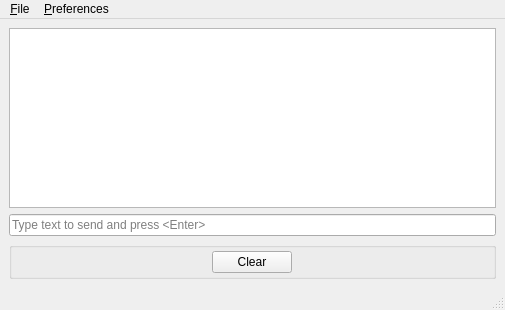
Old version of the form picokeyer.ui in the repository guitarpicva/PicoKeyerTerminal.
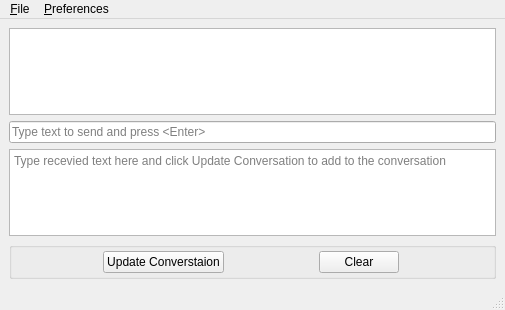
New version of the form.

Commit message: added copied text area to add to the conversation view

Diff of the .ui file:
```diff
--- a/picokeyer.ui
+++ b/picokeyer.ui
@@ -38,6 +38,13 @@
       </property>
      </widget>
     </item>
+    <item>
+     <widget class="QPlainTextEdit" name="plainTextEdit_2">
+      <property name="placeholderText">
+       <string>Type recevied text here and click Update Conversation to add to the conversation</string>
+      </property>
+     </widget>
+    </item>
     <item>
      <widget class="QGroupBox" name="groupBox">
       <property name="title">
@@ -56,6 +63,19 @@
        <property name="bottomMargin">
         <number>3</number>
        </property>
+       <item>
+        <widget class="QPushButton" name="updateConversationButton">
+         <property name="sizePolicy">
+          <sizepolicy hsizetype="Fixed" vsizetype="Fixed">
+           <horstretch>0</horstretch>
+           <verstretch>0</verstretch>
+          </sizepolicy>
+         </property>
+         <property name="text">
+          <string>Update Converstaion</string>
+         </property>
+        </widget>
+       </item>
        <item>
         <widget class="QPushButton" name="clearButton">
          <property name="sizePolicy">
```
The commit also changes 2 other files.
